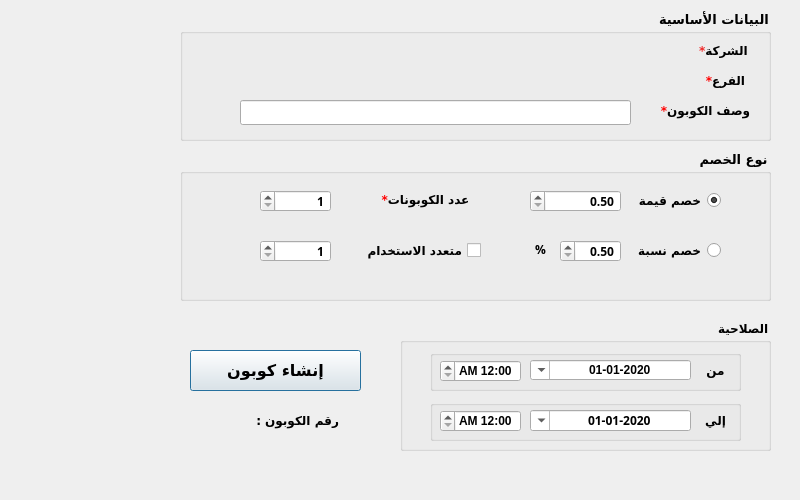
First picture: the form in presentation/coupon_ui/createCoupon.ui, repository shymaa123456/HyperPOS2020, before the edit.
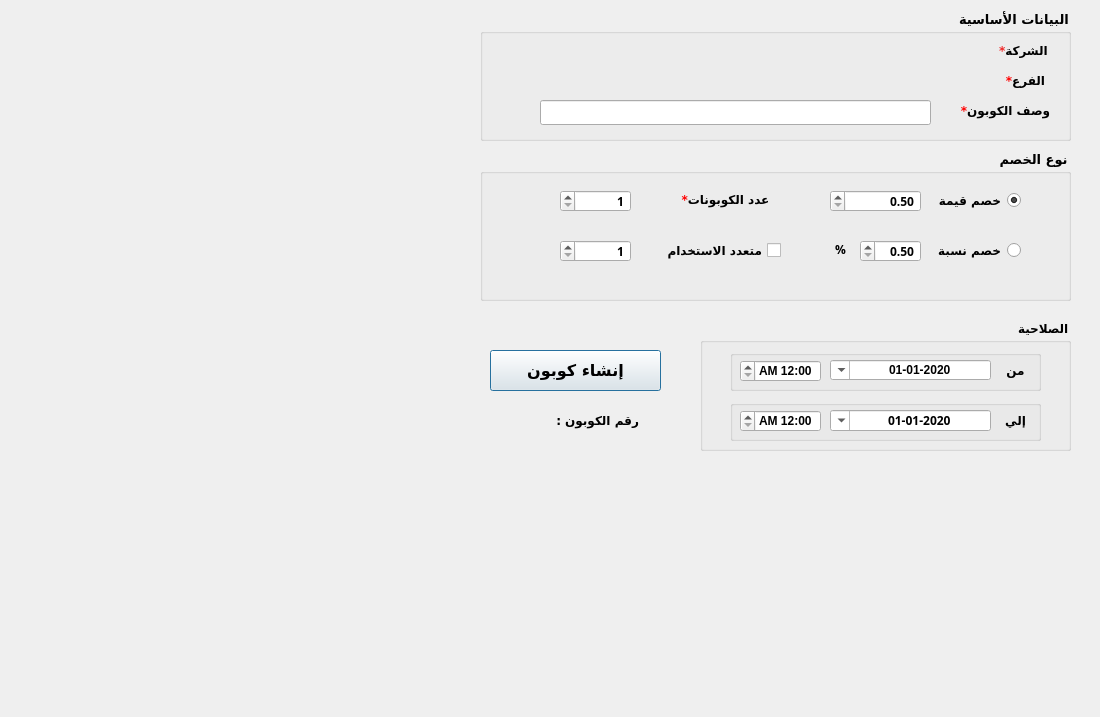
Second picture: the form after the edit.

```diff
--- a/presentation/coupon_ui/createCoupon.ui
+++ b/presentation/coupon_ui/createCoupon.ui
@@ -6,20 +6,20 @@
    <rect>
     <x>0</x>
     <y>0</y>
-    <width>800</width>
-    <height>500</height>
+    <width>1100</width>
+    <height>717</height>
    </rect>
   </property>
   <property name="minimumSize">
    <size>
-    <width>800</width>
-    <height>500</height>
+    <width>1100</width>
+    <height>717</height>
    </size>
   </property>
   <property name="maximumSize">
    <size>
-    <width>800</width>
-    <height>500</height>
+    <width>1100</width>
+    <height>717</height>
    </size>
   </property>
   <property name="font">
@@ -42,7 +42,7 @@
   <widget class="QLabel" name="desc">
    <property name="geometry">
     <rect>
-     <x>650</x>
+     <x>950</x>
      <y>100</y>
      <width>111</width>
      <height>21</height>
@@ -66,7 +66,7 @@
   <widget class="QPushButton" name="BTN_createCoupon">
    <property name="geometry">
     <rect>
-     <x>190</x>
+     <x>490</x>
      <y>350</y>
      <width>171</width>
      <height>41</height>
@@ -94,7 +94,7 @@
   <widget class="QLineEdit" name="LE_desc">
    <property name="geometry">
     <rect>
-     <x>240</x>
+     <x>540</x>
      <y>100</y>
      <width>391</width>
      <height>25</height>
@@ -118,7 +118,7 @@
   <widget class="QLabel" name="desc_6">
    <property name="geometry">
     <rect>
-     <x>670</x>
+     <x>970</x>
      <y>40</y>
      <width>111</width>
      <height>21</height>
@@ -145,7 +145,7 @@
   <widget class="QLabel" name="desc_7">
    <property name="geometry">
     <rect>
-     <x>670</x>
+     <x>970</x>
      <y>70</y>
      <width>111</width>
      <height>21</height>
@@ -172,7 +172,7 @@
   <widget class="QLabel" name="label_num">
    <property name="geometry">
     <rect>
-     <x>190</x>
+     <x>490</x>
      <y>410</y>
      <width>47</width>
      <height>21</height>
@@ -188,7 +188,7 @@
   <widget class="QLabel" name="label_2">
    <property name="geometry">
     <rect>
-     <x>240</x>
+     <x>540</x>
      <y>410</y>
      <width>111</width>
      <height>21</height>
@@ -215,7 +215,7 @@
   <widget class="QGroupBox" name="groupBox">
    <property name="geometry">
     <rect>
-     <x>400</x>
+     <x>700</x>
      <y>320</y>
      <width>371</width>
      <height>131</height>
@@ -462,7 +462,7 @@
   <widget class="QGroupBox" name="groupBox_2">
    <property name="geometry">
     <rect>
-     <x>180</x>
+     <x>480</x>
      <y>150</y>
      <width>591</width>
      <height>151</height>
@@ -739,7 +739,7 @@
   <widget class="QGroupBox" name="groupBox_3">
    <property name="geometry">
     <rect>
-     <x>180</x>
+     <x>480</x>
      <y>10</y>
      <width>591</width>
      <height>131</height>
```
